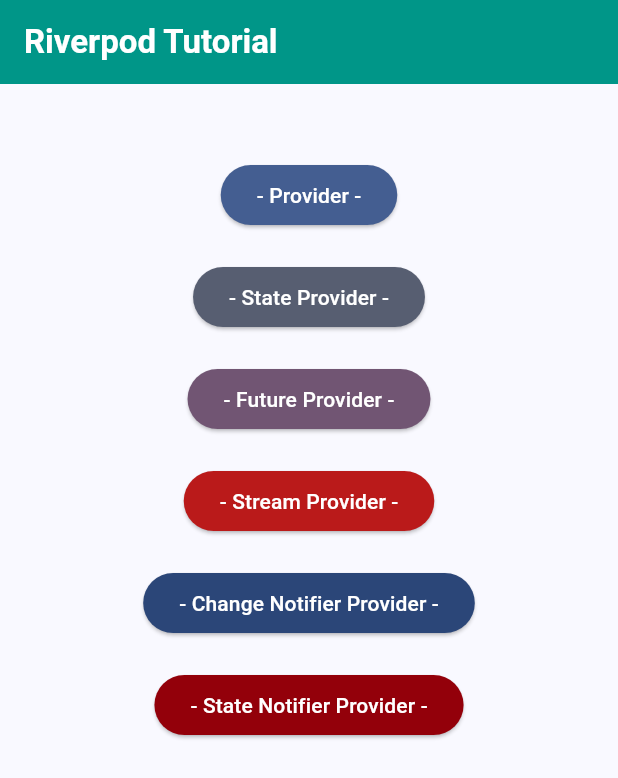
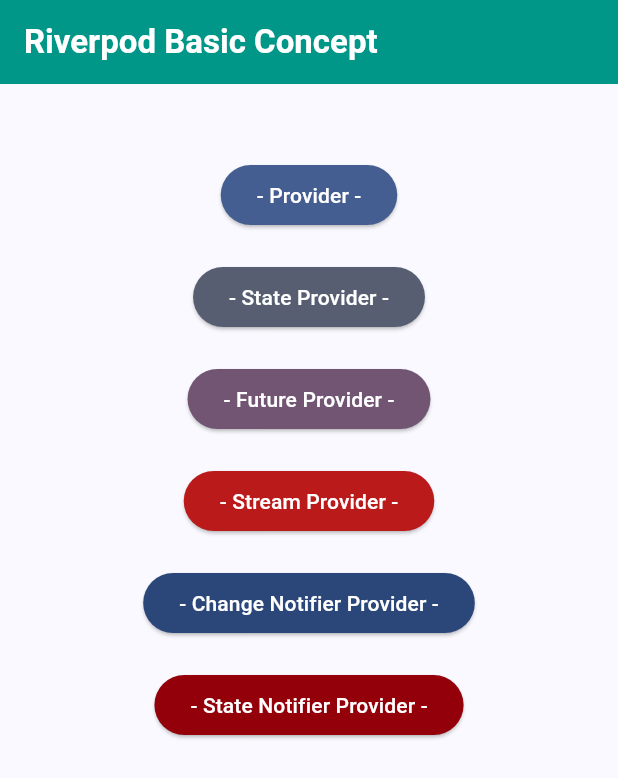
Before and after one commit to md-siam/riverpod_concept, a Flutter app: the screen it shows after launch, on a phone screen of 412 x 824 dp. Shown: the top 778 px of the screen. Run offline on Flutter 3.47's test engine with Material 2 defaults, Android fonts, the light colour scheme and no system bars; our stand-ins replace flutter_riverpod.

Commit message:
second commit

```diff
--- a/lib/main.dart
+++ b/lib/main.dart
@@ -13,7 +13,7 @@
   @override
   Widget build(BuildContext context) {
     return MaterialApp(
-      title: 'Riverpod Tutorial',
+      title: 'Riverpod Basic Concept',
       debugShowCheckedModeBanner: false,
       theme: ThemeData(
         useMaterial3: true,
@@ -22,7 +22,7 @@
         ),
       ),
       home: const AppRoot(
-        appBarTitle: 'Riverpod Tutorial',
+        appBarTitle: 'Riverpod Basic Concept',
       ),
     );
   }
```
Also changed, not shown: 1 other file.
